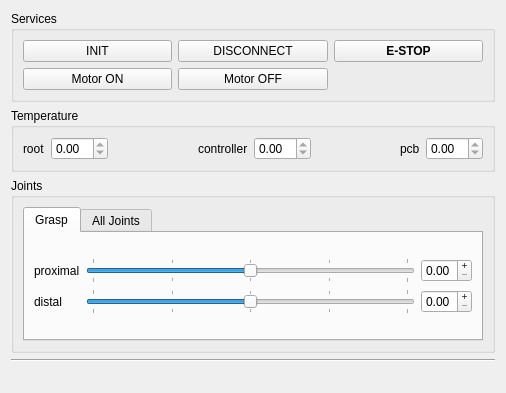
christian-rauch/schunk_ui, file resource/ui/SchunkJoints.ui: the form before one commit.
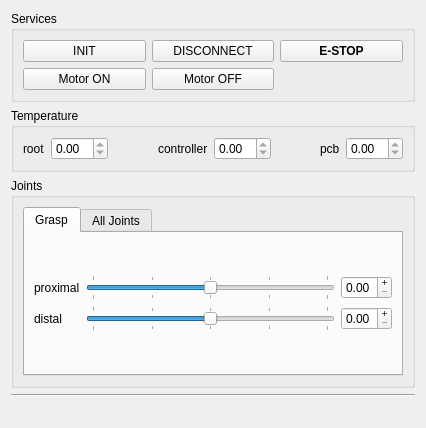
The form after the commit.

Commit message: constrain size of status field

```diff
--- a/resource/ui/SchunkJoints.ui
+++ b/resource/ui/SchunkJoints.ui
@@ -6,8 +6,8 @@
    <rect>
     <x>0</x>
     <y>0</y>
-    <width>506</width>
-    <height>393</height>
+    <width>426</width>
+    <height>428</height>
    </rect>
   </property>
   <property name="windowTitle">
@@ -285,6 +285,12 @@
    </item>
    <item>
     <widget class="QLabel" name="status_message">
+     <property name="maximumSize">
+      <size>
+       <width>426</width>
+       <height>16777215</height>
+      </size>
+     </property>
      <property name="frameShadow">
       <enum>QFrame::Raised</enum>
      </property>
```
